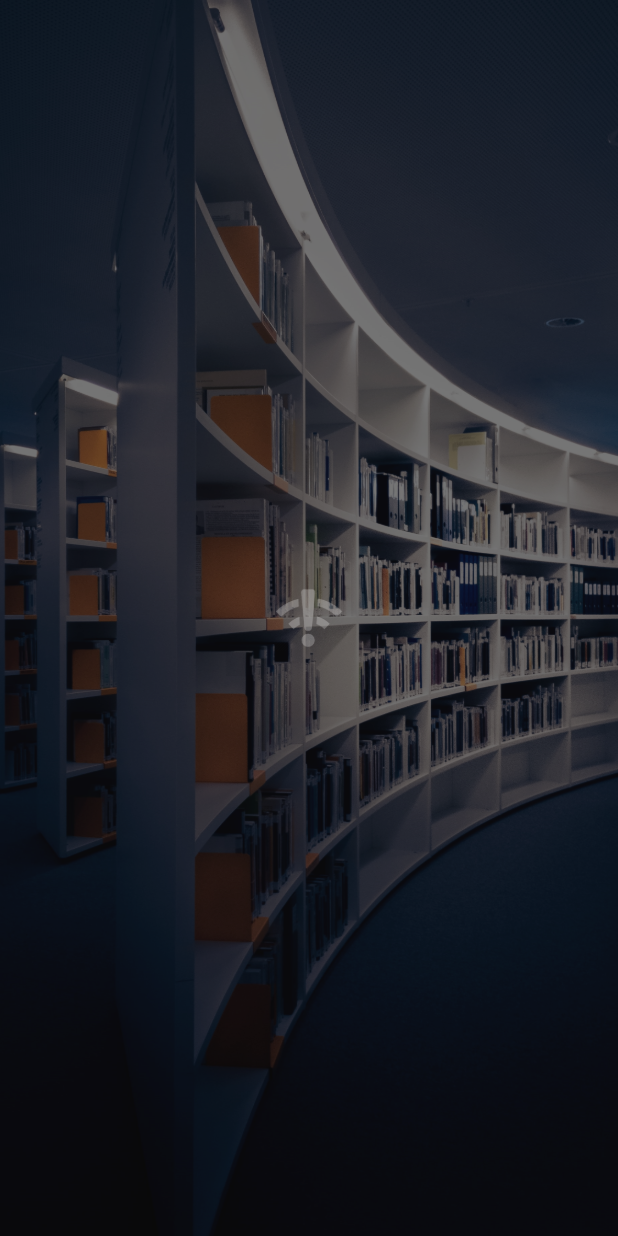
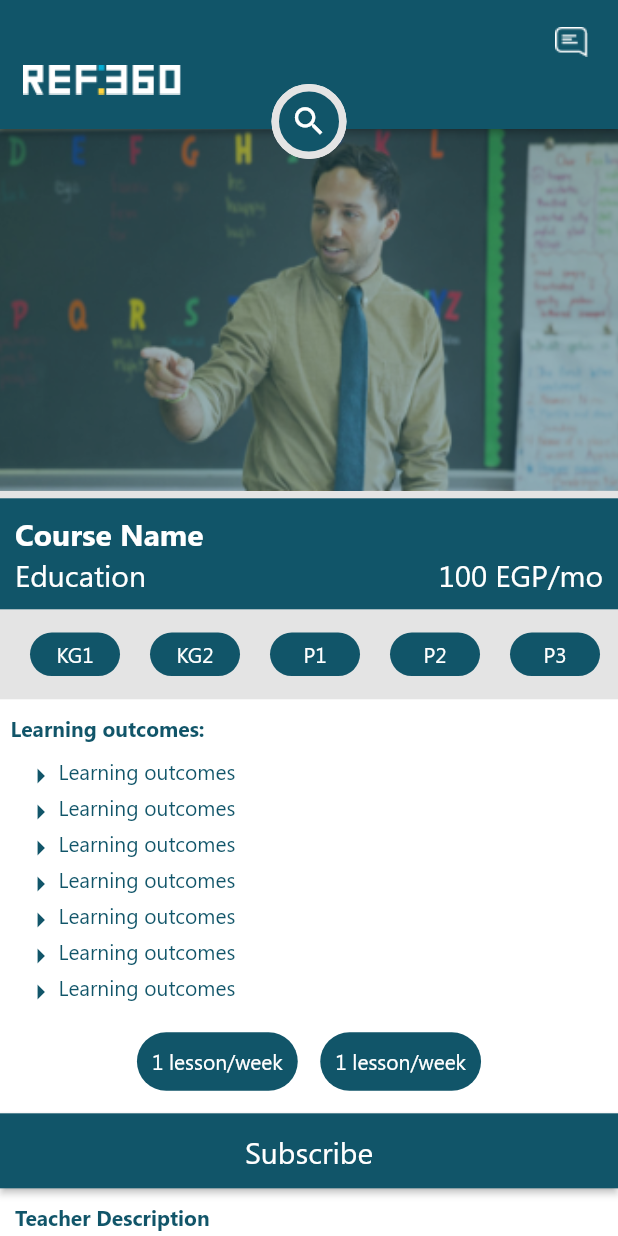
Before and after one commit to MoSamir/Edu360, a Flutter app: the screen it shows after launch, on a phone screen of 412 x 824 dp. Run offline on Flutter 3.47's test engine with Material 2 defaults, Android fonts, the light colour scheme and no system bars; our stand-ins replace bloc, chewie, dio, easy_localization, file_picker, flutter_bloc and 4 more.

Commit message:
finish of study

```diff
--- a/assets/locales/ar.json
+++ b/assets/locales/ar.json
@@ -35,6 +35,7 @@
   "FEEDS_TITLE": "الاخبار",
   "POST": "منشور",
   "FILE": "ملف",
-  "MEDIA": "ملف وساظط"
+  "MEDIA": "ملف وساظط",
+  "COURSE_NAME": "اسم دورة"
 
 }
--- a/assets/locales/en.json
+++ b/assets/locales/en.json
@@ -35,6 +35,7 @@
   "FEEDS_TITLE": "Feeds",
   "POST": "post",
   "FILE": "file",
-  "MEDIA": "media"
+  "MEDIA": "media",
+  "COURSE_NAME": "Course Name"
 
 }
--- a/lib/blocs/bloc/AppDataBloc.dart
+++ b/lib/blocs/bloc/AppDataBloc.dart
@@ -2,8 +2,6 @@ import 'package:edu360/blocs/bloc/UserDataBloc.dart';
 import 'package:edu360/blocs/events/AppDataEvents.dart';
 import 'package:edu360/blocs/states/AppDataStates.dart';
 import 'package:edu360/data/apis/helpers/NetworkUtilities.dart';
-import 'package:edu360/data/models/CategoryPostViewModel.dart';
-import 'package:edu360/data/models/StudyFieldViewModel.dart';
 import 'package:edu360/utilities/Constants.dart';
 import 'package:flutter_bloc/flutter_bloc.dart';
 
--- a/lib/blocs/bloc/AuthenticationBloc.dart
+++ b/lib/blocs/bloc/AuthenticationBloc.dart
@@ -2,8 +2,8 @@
 import 'package:bloc/bloc.dart';
 import 'package:edu360/blocs/events/AuthenticationEvents.dart';
 import 'package:edu360/blocs/states/AuthenticationStates.dart';
+import 'package:edu360/data/apis/helpers/NetworkUtilities.dart';
 import 'package:edu360/data/models/UserViewModel.dart';
-import 'file:///E:/Testing/edu360/lib/data/apis/helpers/NetworkUtilities.dart';
 import 'package:edu360/data/models/ResponseViewModel.dart';
 import 'package:edu360/utilities/Constants.dart';
 import 'package:edu360/Repository.dart';
--- a/lib/main.dart
+++ b/lib/main.dart
@@ -1,5 +1,8 @@
 import 'package:edu360/blocs/BlocDelegate.dart';
 import 'package:edu360/blocs/bloc/AppDataBloc.dart';
+import 'package:edu360/ui/screens/CourseName.dart';
+import 'package:edu360/ui/screens/ProfileScreen.dart';
+import 'package:edu360/ui/screens/WallScreen.dart';
 import 'package:edu360/utilities/Resources.dart';
 import 'package:flutter/material.dart';
 import 'package:flutter/services.dart';
@@ -33,7 +36,7 @@ void main() {
               fontFamily: Resources.FONT_FAMILY_NAME,
             ),
             debugShowCheckedModeBanner: false,
-            home: SplashScreen(),
+            home: CourseName(),
           ),
         ),
     ),
--- /dev/null
+++ b/lib/ui/screens/CourseName.dart
@@ -0,0 +1,250 @@
+import 'package:edu360/ui/screens/DetilesCourseName.dart';
+import 'package:edu360/ui/widgets/EduAppBar.dart';
+import 'package:edu360/ui/widgets/EduButton.dart';
+import 'package:edu360/utilities/AppStyles.dart';
+import 'package:edu360/utilities/LocalKeys.dart';
+import 'package:edu360/utilities/Resources.dart';
+import 'package:flutter/material.dart';
+import 'package:easy_localization/easy_localization.dart';
+
+class CourseName extends StatefulWidget {
+  @override
+  _CourseNameState createState() => _CourseNameState();
+}
+
+class _CourseNameState extends State<CourseName> {
+  var schoolStageItem = [
+    {"name": "KG1"},
+    {"name": "KG2"},
+    {"name": "P1"},
+    {"name": "P2"},
+    {"name": "P3"},
+    {"name": "P6"},
+  ];
+  @override
+  Widget build(BuildContext context) {
+    return Scaffold(
+      backgroundColor: AppColors.backgroundColor,
+//      appBar:  EduAppBar(
+//        backgroundColor: AppColors.mainThemeColor,
+//        icon: Icons.search,
+//        actions: <Widget>[Icon(Icons.message)],
+//        logoWidth: MediaQuery.of(context).size.width / 3,
+//        logoHeight: 20,
+//      ),
+      body: Stack(
+        children: <Widget>[
+
+          ListView(
+            padding: EdgeInsets.zero,
+            children: <Widget>[
+              SizedBox(height: 80,),
+              Stack(
+                children: <Widget>[
+                  Padding(
+                    padding: const EdgeInsets.only(top: 0),
+                    child: Container(
+                      height: MediaQuery.of(context).size.height * .3,
+                      width: MediaQuery.of(context).size.width,
+                      decoration: BoxDecoration(
+                        color: AppColors.mainThemeColor.withOpacity(.8),
+                        image: DecorationImage(
+                          image: AssetImage(Resources.USER_PROFILE_IMAGE),
+                          fit: BoxFit.cover,
+                        ),
+                      ),
+                    ),
+                  ),
+                  Padding(
+                    padding: const EdgeInsets.only(top: 0),
+                    child: Container(
+                      height: MediaQuery.of(context).size.height * .3,
+                      width: MediaQuery.of(context).size.width,
+                      decoration: BoxDecoration(
+                        color: AppColors.mainThemeColor.withOpacity(.4),
+                      ),
+                    ),
+                  ),
+
+
+                ],
+              ),
+              SizedBox(
+                height: 5,
+              ),
+              Container(
+                padding: EdgeInsets.all(10),
+                color: AppColors.mainThemeColor,
+                child: Column(
+                  mainAxisAlignment: MainAxisAlignment.start,
+                  crossAxisAlignment: CrossAxisAlignment.start,
+                  children: <Widget>[
+                    Text(
+                      'Course Name',
+                      style: TextStyle(
+                          fontSize: 20,
+                          fontWeight: FontWeight.bold,
+                          color: AppColors.white),
+                    ),
+                    Row(
+                      mainAxisAlignment: MainAxisAlignment.spaceBetween,
+                      children: <Widget>[
+                        Text(
+                          'Education',
+                          style: Styles.studyTextStyle,
+                        ),
+                        Text(
+                          '100 EGP/mo',
+                          style: Styles.studyTextStyle,
+                        ),
+                      ],
+                    ),
+                  ],
+                ),
+              ),
+              SizedBox(
+                height: 5,
+              ),
+              SizedBox(
+                height: 50,
+                child: ListView.builder(
+                    scrollDirection: Axis.horizontal,
+                    shrinkWrap: true,
+                    // physics: NeverScrollableScrollPhysics(),
+                    itemCount: schoolStageItem.length,
+                    itemBuilder: (context, index) {
+                      return schoolStage(schoolStageItem[index]['name'], index);
+                    }),
+              ),
+              SizedBox(
+                height: 5,
+              ),
+              Container(
+                decoration: BoxDecoration(
+                    color: AppColors.white,
+                    ),
+                width: MediaQuery.of(context).size.width,
+                child: Column(
+                  crossAxisAlignment: CrossAxisAlignment.start,
+                  children: <Widget>[
+                    Padding(
+                      padding: const EdgeInsets.only(left: 7,top: 10,bottom: 10),
+                      child: Text('Learning outcomes:',
+                          style: TextStyle(color: AppColors.mainThemeColor,fontWeight: FontWeight.bold)),
+                    ),
+                    ListView.builder(
+                        shrinkWrap: true,
+                        physics: NeverScrollableScrollPhysics(),
+                        itemCount: 7,
+                        itemBuilder: (context, index) {
+                          return learningOutcomes();
+                        }),
+                    SizedBox(
+                      height: 15,
+                    ),
+                    Row(
+                      crossAxisAlignment: CrossAxisAlignment.center,
+                      mainAxisAlignment: MainAxisAlignment.center,
+                      children: <Widget>[
+                        Container(
+                          padding: EdgeInsets.all(10),
+                            decoration: BoxDecoration(
+                              color: AppColors.mainThemeColor,
+                              borderRadius: BorderRadius.circular(20),
+                            ),
+                            child: Text('1 lesson/week',
+                                style: Styles.baseTextStyle,)),
+                        SizedBox(width: 15,),
+                        Container(
+                            padding: EdgeInsets.all(10),
+                            decoration: BoxDecoration(
+                              color: AppColors.mainThemeColor,
+                              borderRadius: BorderRadius.circular(20),
+                            ),
+                            child: Text('1 lesson/week',
+                              style: Styles.baseTextStyle,)),
+                      ],
+                    ),
+                    SizedBox(height: 15,),
+                    EduButton( title: LocalKeys.Subscribe , onPressed: _navigateToDetailsCourseName,bgColor: AppColors.mainThemeColor,style: Styles.studyTextStyle,cornerRadius: 0,),
+                    Container(
+                      padding: EdgeInsets.all(10),
+                      child: Column(
+                      crossAxisAlignment: CrossAxisAlignment.start,
+                        children: <Widget>[
+                          Text('Teacher Description',
+                            style: TextStyle(
+                              color: AppColors.mainThemeColor,
+                              fontSize: 14,
+                              fontWeight: FontWeight.bold
+                            )),
+                          SizedBox(height: 10,),
+                          Text('teacher description teacher description teacher description teacher description teacher description teacher description teacher description teacher description teacher description teacher description teacher description ',
+                              style: TextStyle(
+                                  color: AppColors.mainThemeColor,
+                                  fontSize: 14,
+                              )),
+                        ],
+                      ),
+                    )
+
+                  ],
+                ),
+              ),
+              ],
+          ),
+          EduAppBar(
+            backgroundColor: AppColors.mainThemeColor,
+            icon: Icons.search,
+            actions: <Widget>[
+
+           Image(image: AssetImage(Resources.COMMENT_IMAGE ),color: Colors.white,),
+            ],
+            logoWidth: MediaQuery.of(context).size.width / 3,
+            logoHeight: 20,
+          ),
+        ],
+      ),
+    );
+  }
+
+  Widget schoolStage(String name, int index) {
+    return Center(
+      child: Padding(
+        padding: const EdgeInsets.only(top: 8, bottom: 8, left: 20),
+        child: Container(
+          width: 60,
+          decoration: BoxDecoration(
+              color: AppColors.mainThemeColor,
+              borderRadius: BorderRadius.circular(15)),
+          padding: EdgeInsets.all(5),
+          child: Text(
+            name,
+            style: Styles.baseTextStyle,
+            textAlign: TextAlign.center,
+          ),
+        ),
+      ),
+    );
+  }
+
+  Widget learningOutcomes() {
+    return Padding(
+      padding: const EdgeInsets.only(left: 15),
+      child: Row(
+        mainAxisAlignment: MainAxisAlignment.start,
+        crossAxisAlignment: CrossAxisAlignment.start,
+        children: <Widget>[
+          Icon(Icons.arrow_right, color: AppColors.mainThemeColor),
+          Text('Learning outcomes',
+              style: TextStyle(color: AppColors.mainThemeColor)),
+        ],
+      ),
+    );
+  }
+  void _navigateToDetailsCourseName() {
+
+   Navigator.of(context).push(MaterialPageRoute(builder: (context)=> DetailsCourseName())
+   );
+  }
+}
--- a/lib/ui/widgets/EduAppBar.dart
+++ b/lib/ui/widgets/EduAppBar.dart
@@ -11,6 +11,12 @@ class EduAppBar extends StatelessWidget implements PreferredSizeWidget{
   final Color backgroundColor ;
   final Function onIconPressed ;
   final IconData icon;
+  final double logoWidth;
+  final double logoHeight;
+
+  EduAppBar({this.title, this.centerTitle, this.autoImplyLeading,
+    this.actions, this.backgroundColor, this.onIconPressed, this.icon,this.logoWidth,this.logoHeight});
+
   @override
   Widget build(BuildContext context) {
 
@@ -55,8 +61,8 @@ class EduAppBar extends StatelessWidget implements PreferredSizeWidget{
               ),
             ) : Container(),
             Padding(
-              padding: const EdgeInsets.symmetric(horizontal: 15),
-              child: Align(alignment: AlignmentDirectional.centerStart, child: Image.asset(Resources.BLUE_LOGO_IMAGE , width: MediaQuery.of(context).size.width / 2, height: 40, alignment: AlignmentDirectional.centerStart, fit: BoxFit.contain,),),
+              padding: const EdgeInsets.symmetric(horizontal: 15,),
+              child: Align(alignment: AlignmentDirectional.centerStart, child: Image.asset(Resources.REF360_IMAGE , width: logoWidth ?? MediaQuery.of(context).size.width / 2, height: logoHeight ?? 40, alignment: AlignmentDirectional.centerStart, fit: BoxFit.contain,),),
             )
           ],
         ),
@@ -64,8 +70,7 @@ class EduAppBar extends StatelessWidget implements PreferredSizeWidget{
       preferredSize: Size.fromHeight(kToolbarHeight + 50),
     );
   }
-  EduAppBar({this.title, this.centerTitle, this.autoImplyLeading,
-      this.actions, this.backgroundColor, this.onIconPressed, this.icon});
+
 
   @override
   Size get preferredSize => Size.fromHeight(kToolbarHeight + 50);
--- a/lib/utilities/AppStyles.dart
+++ b/lib/utilities/AppStyles.dart
@@ -9,12 +9,7 @@ class AppColors{
   static const Color registrationTextPlaceholderColor = Color(0xff236274);
   static const Color canaryColor = Color(0xffE9B201);
   static const Color backgroundColor = Color(0xffE4E4E4);
-
-
-
-
-
-
+  static const Color redBackgroundColor = Color(0xffFF7B7B);
 
 }
 
@@ -25,6 +20,10 @@ class Styles {
   fontStyle: FontStyle.normal,
   color: AppColors.white,
   );
-
+  static TextStyle studyTextStyle = TextStyle(
+    fontSize: 20,
+    fontStyle: FontStyle.normal,
+    color: AppColors.white,
+  );
 
 }
--- a/lib/utilities/LocalKeys.dart
+++ b/lib/utilities/LocalKeys.dart
@@ -78,6 +78,10 @@ class LocalKeys{
 
 
 
+//------------------- COURSE NAME
+  static const String Subscribe = "Subscribe";
+  static const String MarkDone = "Mark Done";
+  static const String CourseName = "Course Name";
 
 
 
--- a/lib/utilities/Resources.dart
+++ b/lib/utilities/Resources.dart
@@ -9,6 +9,10 @@ class Resources{
   static const String QUESTION_MARK_IMAGE = "assets/images/question_mark.png";
   static const String CONNECTION_ERROR_IMAGE = "assets/images/connection_error.png";
   static const String USER_PLACEHOLDER_IMAGE = "assets/images/user_placeholder.png";
+  static const String USER_PROFILE_IMAGE = "assets/images/user_profile.png";
+  static const String SETTINGS_IMAGE = "assets/images/settings.png";
+  static const String REF360_IMAGE = "assets/images/ref360.png";
+  static const String COMMENT_IMAGE = "assets/images/comment.png";
 
 
 
```
Also changed, not shown: lib/ui/screens/DetilesCourseName.dart (added, +120 -0 lines), lib/ui/screens/ViewListen.dart (added, +306 -0 lines), assets/images/Rectangle 117.png (added), assets/images/comment.png (added), assets/images/ref360.png (added), assets/images/settings.png (added), assets/images/user_profile.png (added).
